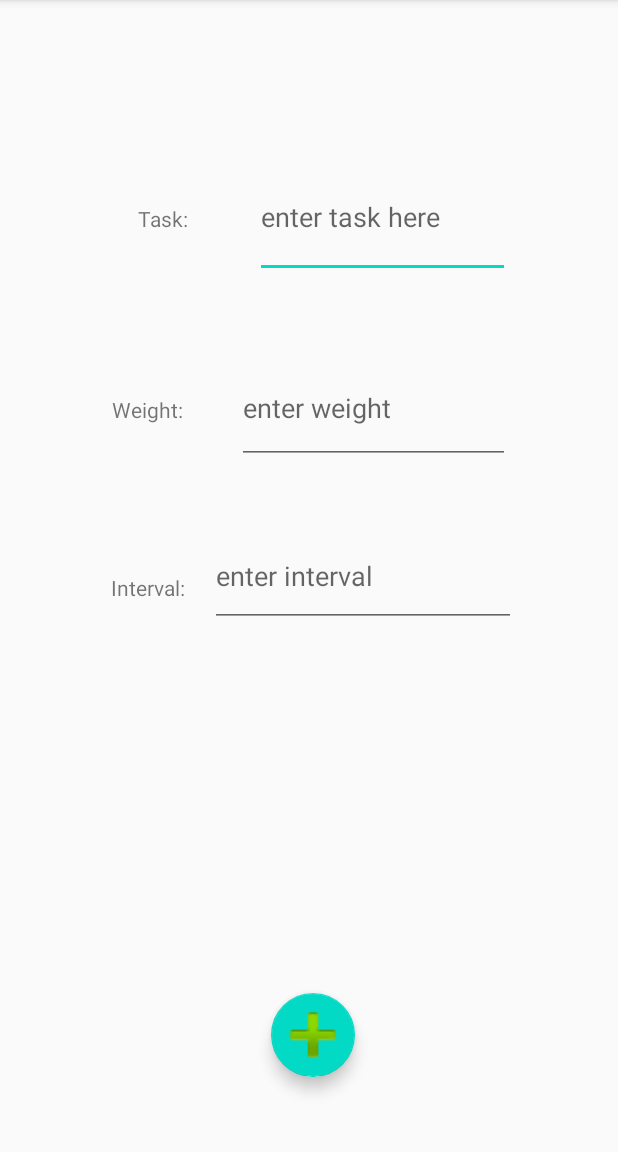
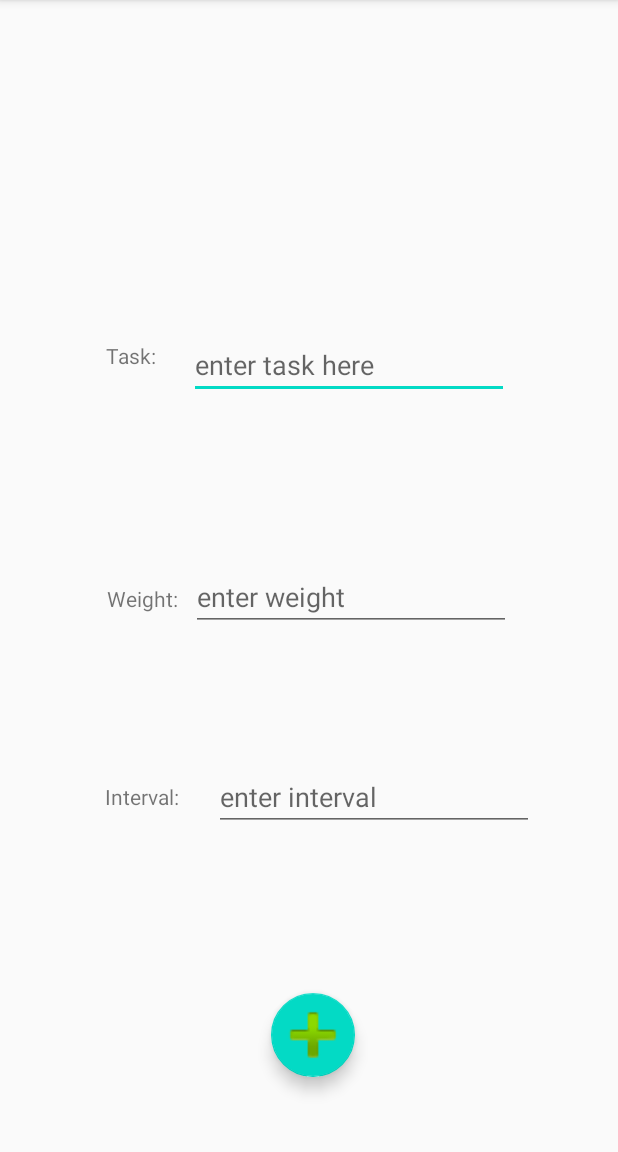
Before and after one commit to marcushio/LockingPomodoro, an Android app: the screen it shows after launch (ScheduleActivity), after a tap on an icon or button, on a phone screen of 412 x 824 dp, the part 84-1236 px from its top. Run offline under Robolectric (Android 15) with nearby library versions, the phone set to English and light mode, and no system bars; our stand-ins replace Room's generated code.

Commit message:
layout improvements

```diff
--- a/app/src/main/java/com/example/lockingpomodoro/MainActivity.java
+++ b/app/src/main/java/com/example/lockingpomodoro/MainActivity.java
@@ -25,6 +25,7 @@ import java.util.List;
 
 public class MainActivity extends AppCompatActivity {
     private ScheduleModel scheduleModel;
+    private RecyclerView.LayoutManager layoutManager;
     public static final int NEW_TASK_ACTIVITY_REQUEST_CODE = 1;
 
     @Override
@@ -32,6 +33,12 @@ public class MainActivity extends AppCompatActivity {
         super.onCreate(savedInstanceState);
         setContentView(R.layout.activity_main);
         RecyclerView recyclerView = findViewById(R.id.recyclerview);
+        //all entries are the same size
+        recyclerView.setHasFixedSize(true);
+        //use linear layout manager
+        layoutManager = new LinearLayoutManager(this);
+        recyclerView.setLayoutManager(layoutManager);
+
         final TaskListAdaptor adaptor = new TaskListAdaptor(this);
         recyclerView.setAdapter(adaptor);
         recyclerView.setLayoutManager(new LinearLayoutManager(this));
--- a/app/src/main/res/layout/activity_main.xml
+++ b/app/src/main/res/layout/activity_main.xml
@@ -7,11 +7,12 @@
     android:layout_height="match_parent"
     tools:context=".MainActivity">
 
+
     <androidx.recyclerview.widget.RecyclerView
         android:id="@+id/recyclerview"
 
-        android:layout_width="0dp"
-        android:layout_height="0dp"
+        android:layout_width="match_parent"
+        android:layout_height="match_parent"
         android:padding="@dimen/big_padding"
         app:layout_constraintBottom_toBottomOf="parent"
         app:layout_constraintHorizontal_bias="0.0"
--- a/app/src/main/res/layout/activity_schedule.xml
+++ b/app/src/main/res/layout/activity_schedule.xml
@@ -8,59 +8,71 @@
 
     <TextView
         android:id="@+id/weightLabel"
-        android:layout_width="83dp"
-        android:layout_height="32dp"
-        android:layout_marginStart="76dp"
+        android:layout_width="wrap_content"
+        android:layout_height="wrap_content"
+        android:layout_marginStart="70dp"
         android:layout_marginTop="95dp"
         android:layout_marginBottom="34dp"
         android:text="@string/weight_label"
         app:layout_constraintBottom_toTopOf="@+id/interval_label"
         app:layout_constraintEnd_toStartOf="@+id/enterWeight"
-        app:layout_constraintHorizontal_bias="1.0"
+        app:layout_constraintHorizontal_bias="0.051"
         app:layout_constraintStart_toStartOf="parent"
         app:layout_constraintTop_toBottomOf="@+id/taskLabel" />
 
+    <!--android:onClick="onScheduleClick"-->
+
     <TextView
         android:id="@+id/taskLabel"
-        android:layout_width="78dp"
-        android:layout_height="31dp"
-        android:layout_marginStart="91dp"
-        android:layout_marginTop="136dp"
+        android:layout_width="wrap_content"
+        android:layout_height="wrap_content"
+        android:layout_marginStart="70dp"
+        android:layout_marginTop="200dp"
+        android:layout_marginBottom="20dp"
         android:text="@string/task_label"
+        app:layout_constraintBottom_toTopOf="@+id/weightLabel"
         app:layout_constraintEnd_toStartOf="@+id/enterTask"
-        app:layout_constraintHorizontal_bias="1.0"
+        app:layout_constraintHorizontal_bias="0.0"
         app:layout_constraintStart_toStartOf="parent"
         app:layout_constraintTop_toTopOf="parent" />
 
     <EditText
         android:id="@+id/enterTask"
-        android:layout_width="170dp"
-        android:layout_height="81dp"
+        android:layout_width="wrap_content"
+        android:layout_height="wrap_content"
+        android:layout_marginStart="22dp"
+        android:layout_marginTop="60dp"
         android:layout_marginEnd="72dp"
+        android:layout_marginBottom="65dp"
         android:ems="10"
         android:hint="@string/task_hint"
         android:inputType="text"
-        app:layout_constraintBaseline_toBaselineOf="@+id/taskLabel"
-        app:layout_constraintEnd_toEndOf="parent" />
+        app:layout_constraintBottom_toTopOf="@+id/enterWeight"
+        app:layout_constraintEnd_toEndOf="parent"
+        app:layout_constraintStart_toEndOf="@+id/taskLabel"
+        app:layout_constraintTop_toTopOf="parent"
+        app:layout_constraintVertical_bias="0.786" />
 
     <EditText
         android:id="@+id/enterWeight"
-        android:layout_width="182dp"
-        android:layout_height="74dp"
-        android:layout_marginEnd="72dp"
+        android:layout_width="wrap_content"
+        android:layout_height="wrap_content"
+        android:layout_marginStart="8dp"
+        android:layout_marginEnd="70dp"
+        android:ems="10"
         android:hint="@string/enter_weight"
-        android:ems="10"
         android:inputType="number"
         app:layout_constraintBaseline_toBaselineOf="@+id/weightLabel"
-        app:layout_constraintEnd_toEndOf="parent" />
+        app:layout_constraintEnd_toEndOf="parent"
+        app:layout_constraintStart_toEndOf="@+id/weightLabel" />
 
     <TextView
         android:id="@+id/interval_label"
         android:layout_width="wrap_content"
         android:layout_height="wrap_content"
-        android:layout_marginStart="74dp"
+        android:layout_marginStart="70dp"
         android:layout_marginTop="52dp"
-        android:layout_marginBottom="366dp"
+        android:layout_marginBottom="200dp"
         android:text="@string/interval_label"
         app:layout_constraintBottom_toBottomOf="parent"
         app:layout_constraintEnd_toStartOf="@+id/enter_interval"
@@ -68,18 +80,20 @@
         app:layout_constraintStart_toStartOf="parent"
         app:layout_constraintTop_toBottomOf="@+id/weightLabel" />
 
-    <!--android:onClick="onScheduleClick"-->
     <EditText
         android:id="@+id/enter_interval"
-        android:layout_width="204dp"
-        android:layout_height="67dp"
-        android:layout_marginEnd="68dp"
+        android:layout_width="wrap_content"
+        android:layout_height="wrap_content"
+        android:layout_marginStart="22dp"
+        android:layout_marginEnd="56dp"
         android:ems="10"
+        android:hint="@string/enter_interval"
         android:inputType="number"
-        android:hint="@string/enter_interval"
         app:layout_constraintBottom_toBottomOf="parent"
         app:layout_constraintEnd_toEndOf="parent"
-        app:layout_constraintTop_toTopOf="parent" />
+        app:layout_constraintStart_toEndOf="@+id/interval_label"
+        app:layout_constraintTop_toBottomOf="@+id/enterWeight"
+        app:layout_constraintVertical_bias="0.293" />
 
     <com.google.android.material.floatingactionbutton.FloatingActionButton
         android:id="@+id/floatingActionButton"
--- a/app/src/main/res/layout/task_list_view.xml
+++ b/app/src/main/res/layout/task_list_view.xml
@@ -2,13 +2,14 @@
 <LinearLayout xmlns:android="http://schemas.android.com/apk/res/android"
     xmlns:app="http://schemas.android.com/apk/res-auto"
     android:layout_width="match_parent"
-    android:layout_height="match_parent"
+    android:layout_height="wrap_content"
+    android:padding="10dp"
     android:orientation="horizontal">
 
     <TextView
         android:id="@+id/textView"
         android:layout_width="fill_parent"
-        android:layout_height="31dp"
+        android:layout_height="70dp"
         android:layout_gravity="center"
         android:textColor="#000" />
 
```
Also changed, not shown: app/src/main/java/com/example/lockingpomodoro/FocusActivity.java (+19 -13 lines), app/src/main/java/com/example/lockingpomodoro/TaskListAdaptor.java (+20 -9 lines), app/src/main/res/layout/activity_focus.xml (+17 -1 lines).
